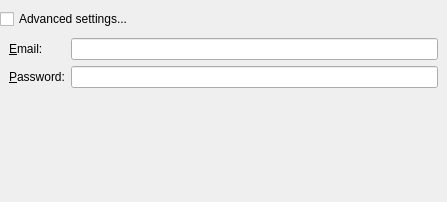
First picture: the form in client/src/ui/widgets/settings/smtp_settings_widget.ui, repository networkoptix/nx_open, before the edit.
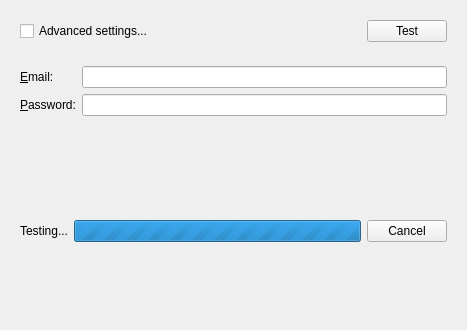
Second picture: the form after the edit.

Commit message:
Bug #1699: Add "Test" button to SMTP settings dialog
<==== Mercurial data ====>
Branch: master

```diff
--- a/client/src/ui/widgets/settings/smtp_settings_widget.ui
+++ b/client/src/ui/widgets/settings/smtp_settings_widget.ui
@@ -6,29 +6,17 @@
    <rect>
     <x>0</x>
     <y>0</y>
-    <width>447</width>
-    <height>202</height>
+    <width>467</width>
+    <height>330</height>
    </rect>
   </property>
   <property name="windowTitle">
    <string/>
   </property>
   <layout class="QVBoxLayout" name="verticalLayout_2">
-   <property name="spacing">
-    <number>0</number>
-   </property>
-   <property name="leftMargin">
-    <number>0</number>
-   </property>
-   <property name="topMargin">
-    <number>9</number>
-   </property>
-   <property name="rightMargin">
-    <number>0</number>
-   </property>
-   <property name="bottomMargin">
-    <number>0</number>
-   </property>
+   <item>
+    <widget class="QWidget" name="controlsWidget" native="true">
+     <layout class="QHBoxLayout" name="horizontalLayout_2">
    <item>
     <widget class="QCheckBox" name="advancedCheckBox">
      <property name="sizePolicy">
@@ -43,6 +31,29 @@
     </widget>
    </item>
    <item>
+       <spacer name="horizontalSpacer">
+        <property name="orientation">
+         <enum>Qt::Horizontal</enum>
+        </property>
+        <property name="sizeHint" stdset="0">
+         <size>
+          <width>40</width>
+          <height>20</height>
+         </size>
+        </property>
+       </spacer>
+      </item>
+      <item>
+       <widget class="QPushButton" name="testButton">
+        <property name="text">
+         <string>Test</string>
+        </property>
+       </widget>
+      </item>
+     </layout>
+    </widget>
+   </item>
+   <item>
     <widget class="QStackedWidget" name="stackedWidget">
      <property name="sizePolicy">
       <sizepolicy hsizetype="Preferred" vsizetype="Fixed">
@@ -213,6 +224,39 @@
      </widget>
     </widget>
    </item>
+   <item>
+    <widget class="QWidget" name="testingProgressWidget" native="true">
+     <layout class="QHBoxLayout" name="horizontalLayout_3">
+      <item>
+       <widget class="QLabel" name="testLabel">
+        <property name="text">
+         <string>Testing...</string>
+        </property>
+       </widget>
+      </item>
+      <item>
+       <widget class="QProgressBar" name="testProgressBar">
+        <property name="maximum">
+         <number>0</number>
+        </property>
+        <property name="value">
+         <number>-1</number>
+        </property>
+        <property name="textVisible">
+         <bool>true</bool>
+        </property>
+       </widget>
+      </item>
+      <item>
+       <widget class="QPushButton" name="testResultButton">
+        <property name="text">
+         <string>Cancel</string>
+        </property>
+       </widget>
+      </item>
+     </layout>
+    </widget>
+   </item>
    <item>
     <spacer name="verticalSpacer">
      <property name="orientation">
```
Left out of the diff: 1 changed line with no effect on the pictures. Lines whose indentation alone changed are shown as unchanged. The commit also changes 7 other files.
